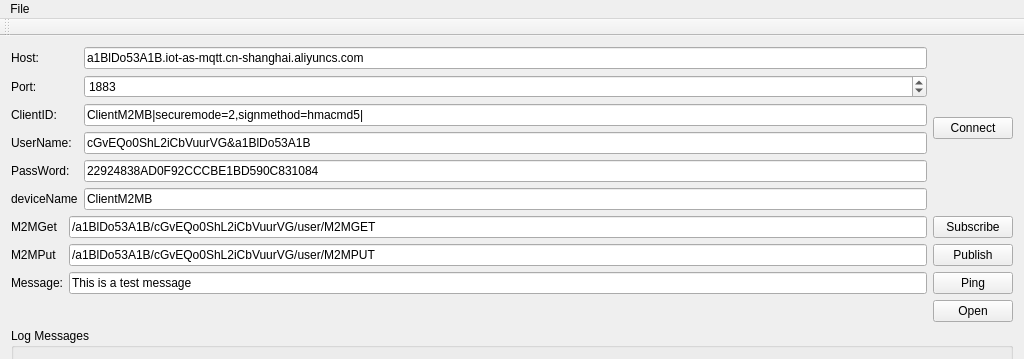
Old version of the form mainwindow.ui in the repository seblee/IMCQ; both pictures show x 0 to 1024 and y 0 to 359 of the 1024 by 768 pixel window.
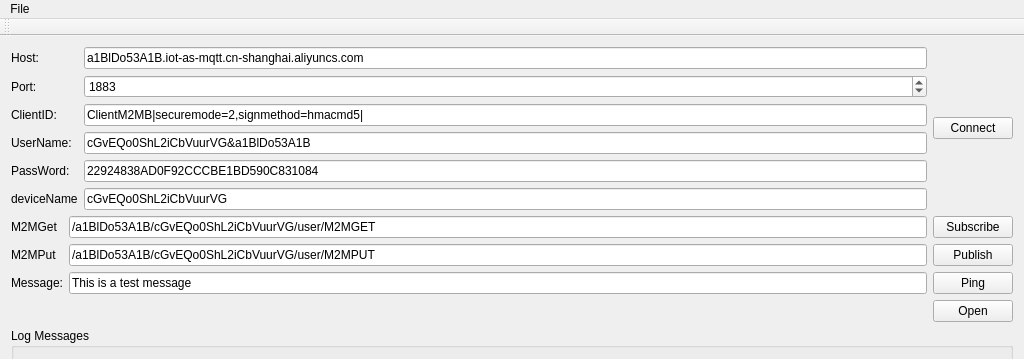
New version of the form.

The edit to the form file:
```diff
--- a/mainwindow.ui
+++ b/mainwindow.ui
@@ -102,7 +102,7 @@
         <item row="6" column="1">
          <widget class="QLineEdit" name="lineEditdeviceName">
           <property name="text">
-           <string>ClientM2MB</string>
+           <string>cGvEQo0ShL2iCbVuurVG</string>
           </property>
          </widget>
         </item>
```
